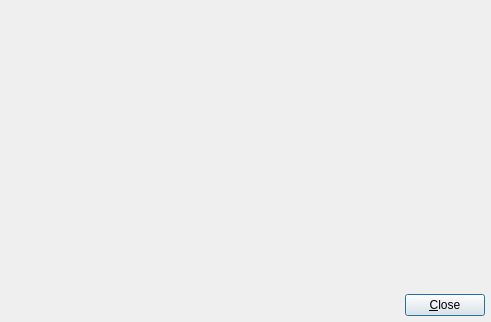
Above: src/aboutwindow.ui from luigivieira/CamTest before the change. Below: the same form after it.
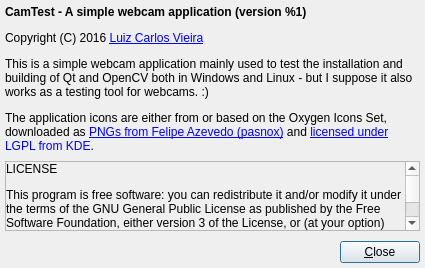
That is the form after the change.

Commit message: Another attempt to fix the scrollarea in the about dialog

What changed in the file:
```diff
--- a/src/aboutwindow.ui
+++ b/src/aboutwindow.ui
@@ -9,8 +9,8 @@
    <rect>
     <x>0</x>
     <y>0</y>
-    <width>491</width>
-    <height>322</height>
+    <width>425</width>
+    <height>268</height>
    </rect>
   </property>
   <property name="sizePolicy">
@@ -31,57 +31,127 @@
   <property name="modal">
    <bool>true</bool>
   </property>
-  <layout class="QGridLayout" name="gridLayout">
+  <layout class="QGridLayout" name="gridLayout_2">
    <property name="leftMargin">
-    <number>6</number>
+    <number>5</number>
    </property>
    <property name="topMargin">
-    <number>6</number>
+    <number>5</number>
    </property>
    <property name="rightMargin">
-    <number>6</number>
+    <number>5</number>
    </property>
    <property name="bottomMargin">
-    <number>6</number>
+    <number>5</number>
    </property>
-   <item row="1" column="1">
-    <widget class="QPushButton" name="closeButton">
-     <property name="maximumSize">
-      <size>
-       <width>80</width>
-       <height>16777215</height>
-      </size>
+   <property name="spacing">
+    <number>5</number>
+   </property>
+   <item row="0" column="0">
+    <layout class="QVBoxLayout" name="vLayout">
+     <property name="spacing">
+      <number>10</number>
      </property>
-     <property name="locale">
-      <locale language="English" country="UnitedKingdom"/>
-     </property>
-     <property name="text">
-      <string>&amp;Close</string>
-     </property>
-     <property name="default">
-      <bool>true</bool>
-     </property>
-     <property name="flat">
-      <bool>false</bool>
-     </property>
-    </widget>
-   </item>
-   <item row="0" column="0" colspan="2">
-    <widget class="QScrollArea" name="scrollArea">
-     <property name="frameShape">
-      <enum>QFrame::NoFrame</enum>
-     </property>
-     <widget class="QWidget" name="scrollAreaWidgetContents">
-      <property name="geometry">
-       <rect>
-        <x>0</x>
-        <y>0</y>
-        <width>435</width>
-        <height>274</height>
-       </rect>
-      </property>
-     </widget>
-    </widget>
+     <item>
+      <widget class="QLabel" name="titleLabel">
+       <property name="text">
+        <string>&lt;html&gt;&lt;head/&gt;&lt;body&gt;&lt;p&gt;&lt;span style=&quot; font-weight:600;&quot;&gt;CamTest - A simple webcam application (version %1)&lt;/span&gt;&lt;/p&gt;&lt;p&gt;Copyright (C) 2016 &lt;a href=&quot;\&amp;quot;http://www.luiz.vieira.nom.br/\&amp;quot;&quot;&gt;&lt;span style=&quot; text-decoration: underline; color:#0000ff;&quot;&gt;Luiz Carlos Vieira&lt;/span&gt;&lt;/a&gt;&lt;/p&gt;&lt;p&gt;This is a simple webcam application mainly used to test the installation and building of Qt and OpenCV both in Windows and Linux - but I suppose it also works as a testing tool for webcams. :)&lt;/p&gt;&lt;p&gt;The application icons are either from or based on the Oxygen Icons Set, downloaded as &lt;a href=&quot;\&amp;quot;https://github.com/pasnox/oxygen-icons-png\&amp;quot;&quot;&gt;&lt;span style=&quot; text-decoration: underline; color:#0000ff;&quot;&gt;PNGs from Felipe Azevedo (pasnox)&lt;/span&gt;&lt;/a&gt; and &lt;a href=&quot;\&amp;quot;https://techbase.kde.org/Projects/Oxygen/Licensing\&amp;quot;&quot;&gt;&lt;span style=&quot; text-decoration: underline; color:#0000ff;&quot;&gt;licensed under LGPL from KDE&lt;/span&gt;&lt;/a&gt;.&lt;/p&gt;&lt;/body&gt;&lt;/html&gt;</string>
+       </property>
+       <property name="wordWrap">
+        <bool>true</bool>
+       </property>
+       <property name="openExternalLinks">
+        <bool>true</bool>
+       </property>
+      </widget>
+     </item>
+     <item>
+      <widget class="QScrollArea" name="scrollArea">
+       <property name="widgetResizable">
+        <bool>true</bool>
+       </property>
+       <widget class="QWidget" name="scrollAreaWidgetContents">
+        <property name="geometry">
+         <rect>
+          <x>0</x>
+          <y>0</y>
+          <width>394</width>
+          <height>166</height>
+         </rect>
+        </property>
+        <layout class="QGridLayout" name="gridLayout">
+         <property name="leftMargin">
+          <number>0</number>
+         </property>
+         <property name="topMargin">
+          <number>0</number>
+         </property>
+         <property name="rightMargin">
+          <number>0</number>
+         </property>
+         <property name="bottomMargin">
+          <number>0</number>
+         </property>
+         <property name="spacing">
+          <number>0</number>
+         </property>
+         <item row="0" column="0">
+          <widget class="QLabel" name="licenseLabel">
+           <property name="text">
+            <string>&lt;html&gt;&lt;head/&gt;&lt;body&gt;&lt;p&gt;LICENSE&lt;/p&gt;&lt;p&gt;This program is free software: you can redistribute it and/or modify it under the terms of the GNU General Public License as published by the Free Software Foundation, either version 3 of the License, or (at your option) any later version.&lt;/p&gt;&lt;p&gt;This program is distributed in the hope that it will be useful, but WITHOUT ANY WARRANTY; without even the implied warranty of MERCHANTABILITY or FITNESS FOR A PARTICULAR PURPOSE. See the GNU General Public License for more details.&lt;/p&gt;&lt;p&gt;You should have received a copy of the GNU General Public License along with this program. If not, see &lt;a href=&quot;\&amp;quot;http://www.gnu.org/licenses/\&amp;quot;&quot;&gt;&lt;span style=&quot; text-decoration: underline; color:#0000ff;&quot;&gt;http://www.gnu.org/licenses/&lt;/span&gt;&lt;/a&gt;.&lt;/p&gt;&lt;/body&gt;&lt;/html&gt;</string>
+           </property>
+           <property name="alignment">
+            <set>Qt::AlignLeading|Qt::AlignLeft|Qt::AlignTop</set>
+           </property>
+           <property name="wordWrap">
+            <bool>true</bool>
+           </property>
+           <property name="openExternalLinks">
+            <bool>true</bool>
+           </property>
+          </widget>
+         </item>
+        </layout>
+       </widget>
+      </widget>
+     </item>
+     <item>
+      <layout class="QHBoxLayout" name="hLayout">
+       <property name="spacing">
+        <number>0</number>
+       </property>
+       <item>
+        <spacer name="horizontalSpacer">
+         <property name="orientation">
+          <enum>Qt::Horizontal</enum>
+         </property>
+         <property name="sizeHint" stdset="0">
+          <size>
+           <width>40</width>
+           <height>20</height>
+          </size>
+         </property>
+        </spacer>
+       </item>
+       <item>
+        <widget class="QPushButton" name="closeButton">
+         <property name="maximumSize">
+          <size>
+           <width>80</width>
+           <height>16777215</height>
+          </size>
+         </property>
+         <property name="text">
+          <string>&amp;Close</string>
+         </property>
+         <property name="default">
+          <bool>true</bool>
+         </property>
+        </widget>
+       </item>
+      </layout>
+     </item>
+    </layout>
    </item>
   </layout>
  </widget>
```
Left out of the diff: 8 changed lines with no effect on the pictures. The commit also changes 1 other file.
